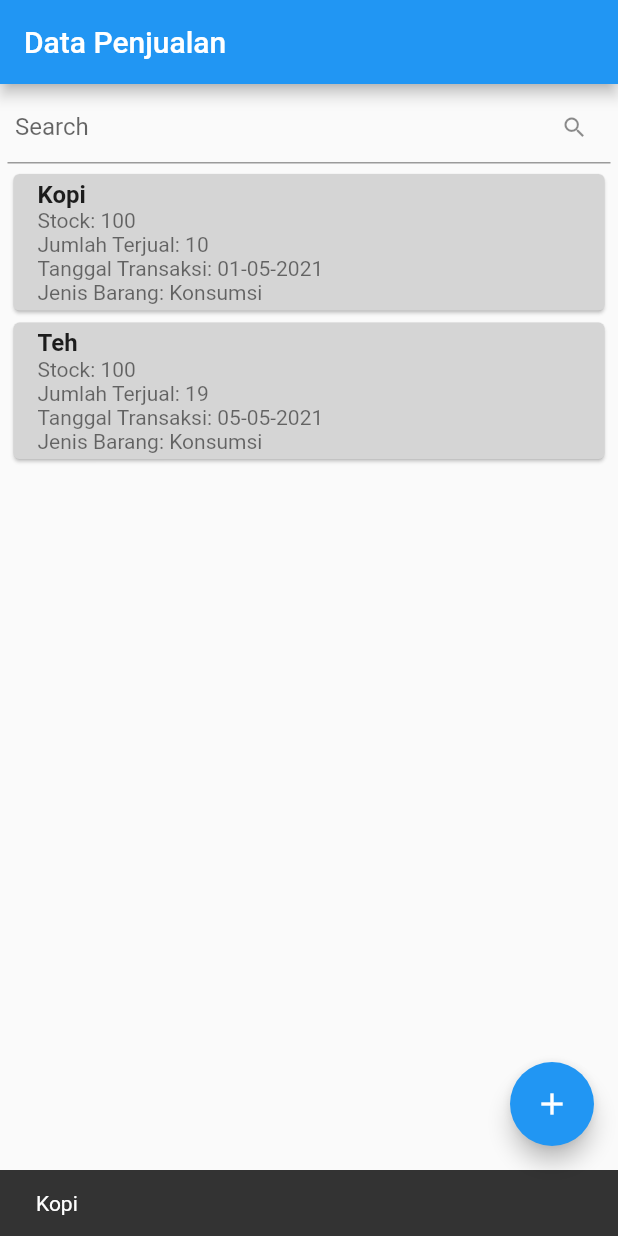
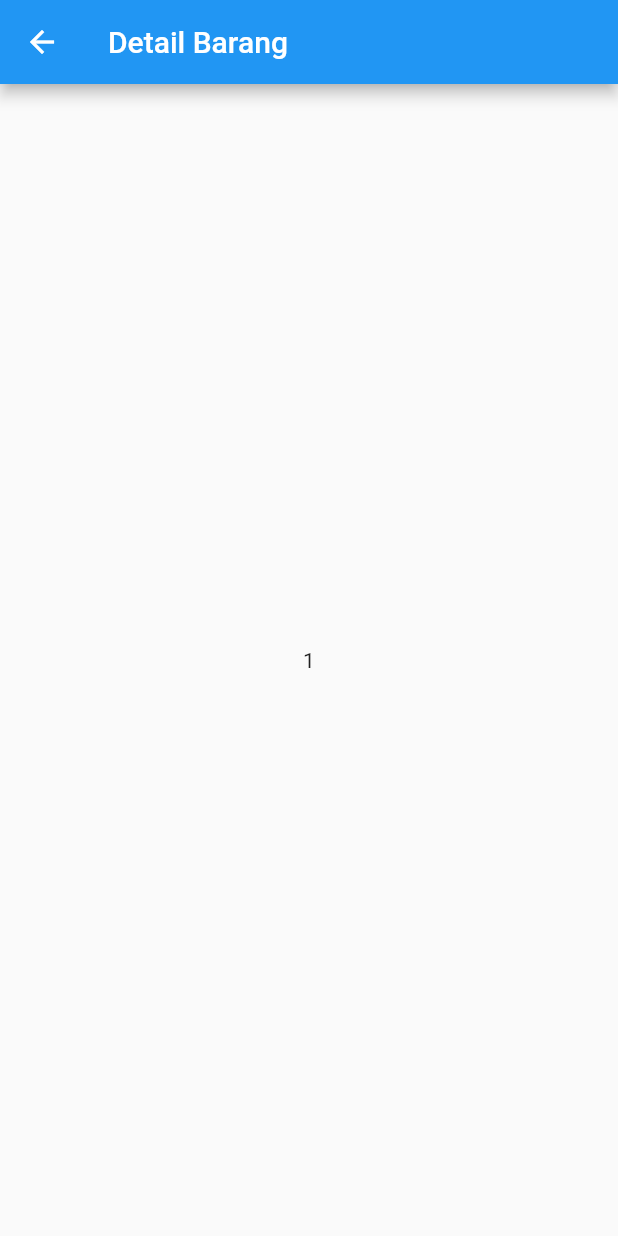
Before and after one commit to ryan-andri/data_penjualan, a Flutter app: the screen it shows after launch, after a tap on "Kopi", on a phone screen of 412 x 824 dp. Run offline on Flutter 3.47's test engine with Material 2 defaults, Android fonts, the light colour scheme and no system bars.

Commit message:
Initial Menu Details

```diff
--- /dev/null
+++ b/lib/view/Details.dart
@@ -0,0 +1,27 @@
+import 'package:flutter/material.dart';
+
+class Details extends StatefulWidget {
+  final String data;
+
+  const Details(this.data, {Key? key}) : super(key: key);
+
+  @override
+  State<Details> createState() => DetailsView();
+}
+
+class DetailsView extends State<Details> {
+  @override
+  Widget build(Object context) {
+    return Scaffold(
+      appBar: AppBar(
+        title: const Text("Detail Barang"),
+      ),
+      body: Center(
+        child: Column(
+          mainAxisAlignment: MainAxisAlignment.center,
+          children: [Text(widget.data)],
+        ),
+      ),
+    );
+  }
+}
--- a/lib/view/home.dart
+++ b/lib/view/home.dart
@@ -1,3 +1,4 @@
+import 'package:data_penjualan/view/details.dart';
 import 'package:flutter/material.dart';
 
 import 'Create.dart';
@@ -105,10 +106,13 @@ class HomeView extends State<Home> {
                                   'Jenis Barang: ${loadData[index]["jns_brg"].toString()}'),
                             ],
                           ),
-                          onTap: () => ScaffoldMessenger.of(context)
-                              .showSnackBar(SnackBar(
-                                  content: Text(
-                                      loadData[index]["nm_brg"].toString()))),
+                          onTap: () {
+                            String id = loadData[index]["id"].toString();
+                            Navigator.push(
+                                context,
+                                MaterialPageRoute(
+                                    builder: (context) => Details(id)));
+                          },
                         ),
                       ),
                     )
```
